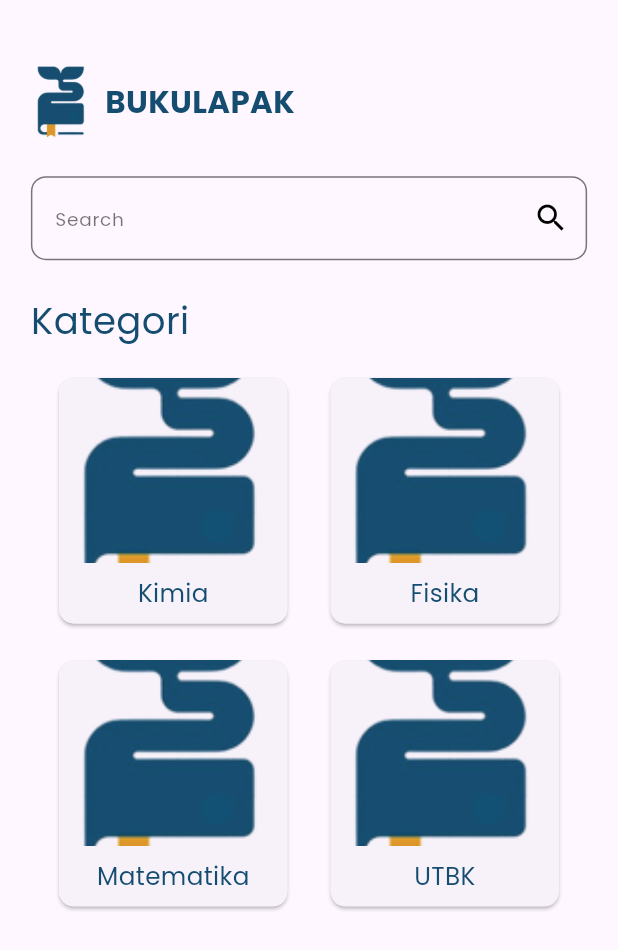
After one commit to hathoriastro/Bukulapak, a Flutter app: the screen it shows after launch, on a phone screen of 412 x 824 dp. The commit adds this screen. Shown: the top 950 px of the screen. Run offline on Flutter 3.47's test engine with Material 3 defaults, Android fonts, the phone set to English and light mode, and no system bars.

Commit message:
menambah bagian category_page.dart dan category_card.dart

```diff
--- /dev/null
+++ b/lib/components/user/category_card.dart
@@ -0,0 +1,51 @@
+import 'package:bukulapak/components/colors.dart';
+import 'package:flutter/material.dart';
+
+class CategoryCard extends StatelessWidget {
+  final String title;
+  final String imageUrl;
+  final VoidCallback onTap;
+
+  CategoryCard({
+    required this.title,
+    required this.imageUrl,
+    required this.onTap,
+  });
+
+  Widget build(BuildContext context) {
+    var screenSize = MediaQuery.of(context).size; // Size of the screen
+    var screenWidth = screenSize.width; // Screen width
+    var screenHeight = screenSize.height; // Screen height
+
+    return GestureDetector(
+      onTap: onTap,
+      child: Card(
+        shape: RoundedRectangleBorder(
+          borderRadius: BorderRadius.circular(10),
+        ),
+        child: Column(
+          children: [
+            Image.asset(
+              imageUrl,
+              width: screenWidth * 0.37, // Responsive width
+              height: screenHeight * 0.15, // Responsive height
+              fit: BoxFit.cover,
+            ),
+            Padding(
+              padding: EdgeInsets.all(screenWidth * 0.02), // Responsive padding
+              child: Text(
+                title,
+                style: TextStyle(
+                  fontFamily: 'poppins',
+                  color: darkBlue,
+                  fontSize: screenWidth * 0.04, // Responsive font size
+                  fontWeight: FontWeight.w500,
+                ),
+              ),
+            ),
+          ],
+        ),
+      ),
+    );
+  }
+}
--- a/lib/main.dart
+++ b/lib/main.dart
@@ -1,9 +1,9 @@
 import 'package:bukulapak/pages/splash_screen.dart';
 import 'package:flutter/material.dart';
-import 'package:bukulapak/pages/home.dart';
 import 'package:bukulapak/pages/auth/welcomepage.dart';
 import 'package:bukulapak/pages/auth/sign_in_page.dart';
 import 'package:bukulapak/pages/auth/sign_up_page.dart';
+import 'package:bukulapak/pages/user/category_page.dart';
 
 void main() {
   runApp(const MyApp());
@@ -19,13 +19,13 @@ class MyApp extends StatelessWidget {
         fontFamily: 'poppins', // Set the global font family
       ),
       debugShowCheckedModeBanner: false,
-      initialRoute: '/sign_up',
+      initialRoute: '/category',
       routes: {
         '/splash': (context) => const SplashScreen(),
-        '/homepage': (context) => const HomePage(),
         '/welcome': (context) => const WelcomePage(),
         '/sign_in': (context) => const SignInPage(),
         '/sign_up': (context) => const SignUpPage(),
+        '/category': (context) => const CategoryPage(),
       },
     );
   }
--- a/lib/pages/home.dart
+++ /dev/null
@@ -1,15 +0,0 @@
-import 'package:flutter/material.dart';
-
-class HomePage extends StatelessWidget {
-  const HomePage({super.key});
-
-  @override
-  Widget build(BuildContext context) {
-    return Scaffold(
-      appBar: AppBar(title: const Text("Home Page anjiay")),
-      body: const Center(
-        child: Text("Welcome to Home Page!"),
-      ),
-    );
-  }
-}
--- /dev/null
+++ b/lib/pages/user/category_page.dart
@@ -0,0 +1,141 @@
+import 'package:bukulapak/components/colors.dart';
+import 'package:flutter/material.dart';
+import 'package:bukulapak/components/user/category_card.dart';
+
+class CategoryPage extends StatefulWidget {
+  const CategoryPage({super.key});
+
+  @override
+  _CategoryPageState createState() => _CategoryPageState();
+}
+
+class _CategoryPageState extends State<CategoryPage> {
+  @override
+  Widget build(BuildContext context) {
+    var screenSize = MediaQuery.of(context).size; // Size of the screen
+    var screenWidth = screenSize.width; // Screen width
+    var screenHeight = screenSize.height; // Screen height
+
+    return Scaffold(
+      // appBar: AppBar(
+      //   title: const Text("Sign In"),
+      // ),
+      body: Column(
+        children: [
+          SizedBox(
+            height: screenHeight * 0.05, // Responsive height for the top space
+          ),
+          SizedBox(
+            child: Align(
+              alignment: Alignment.topLeft,
+              child: Row(
+                children: [
+                  SizedBox(width: screenWidth * 0.05), // Add some left padding
+                  Image.asset(
+                    "assets/images/logo_bukulapak.png",
+                    width: screenWidth * 0.1,
+                  ),
+                  SizedBox(
+                    width: screenWidth * 0.02,
+                  ), // Space between logo and text
+                  Text(
+                    'BUKULAPAK',
+                    style: TextStyle(
+                      fontFamily: 'poppins',
+                      color: darkBlue,
+                      fontSize: screenWidth * 0.05,
+                      fontWeight: FontWeight.bold,
+                    ),
+                  ),
+                ],
+              ),
+            ),
+          ),
+          SizedBox(height: screenHeight * 0.02),
+          Padding(
+            padding: EdgeInsets.symmetric(
+              horizontal: screenWidth * 0.05,
+              vertical: screenHeight * 0.008,
+            ),
+            child: TextField(
+              // controller: _emailController,
+              decoration: InputDecoration(
+                labelText: "Search",
+                labelStyle: TextStyle(
+                  fontFamily: 'poppins',
+                  color: Colors.black54,
+                  fontSize: screenWidth * 0.03,
+                ),
+                floatingLabelBehavior: FloatingLabelBehavior.never,
+                border: OutlineInputBorder(
+                  borderRadius: BorderRadius.circular(10),
+                ),
+                focusedBorder: OutlineInputBorder(
+                  borderSide: BorderSide(color: lightGray),
+                  borderRadius: BorderRadius.circular(10),
+                ),
+                suffixIcon: Icon(Icons.search, color: Colors.black),
+              ),
+            ),
+          ),
+
+          SizedBox(height: screenHeight * 0.02),
+          Align(
+            alignment: Alignment.centerLeft,
+            child: Padding(
+              padding: EdgeInsets.symmetric(horizontal: screenWidth * 0.05),
+              child: Text(
+                "Kategori",
+                style: TextStyle(
+                  fontFamily: 'poppins',
+                  color: darkBlue,
+                  fontSize: screenWidth * 0.06,
+                  fontWeight: FontWeight.w500,
+                ),
+              ),
+            ),
+          ),
+
+          SizedBox(height: screenHeight * 0.01),
+          Padding(
+            padding: const EdgeInsets.all(8.0),
+            child: Wrap(
+              spacing: screenWidth * 0.05, // Space between cards
+              runSpacing: screenHeight * 0.02, // Space between rows
+              children: [
+                CategoryCard(
+                  title: 'Kimia',
+                  imageUrl: 'assets/images/logo_bukulapak.png',
+                  onTap: () {
+                    // Handle tap
+                  },
+                ),
+                CategoryCard(
+                  title: 'Fisika',
+                  imageUrl: 'assets/images/logo_bukulapak.png',
+                  onTap: () {
+                    // Handle tap
+                  },
+                ),
+                CategoryCard(
+                  title: 'Matematika',
+                  imageUrl: 'assets/images/logo_bukulapak.png',
+                  onTap: () {
+                    // Handle tap
+                  },
+                ),
+                CategoryCard(
+                  title: 'UTBK',
+                  imageUrl: 'assets/images/logo_bukulapak.png',
+                  onTap: () {
+                    // Handle tap
+                  },
+                ),
+              ],
+            ),
+          ),
+        ],
+      ),
+    );
+  }
+}
```
Also changed, not shown: pubspec.yaml (+7 -0 lines).
